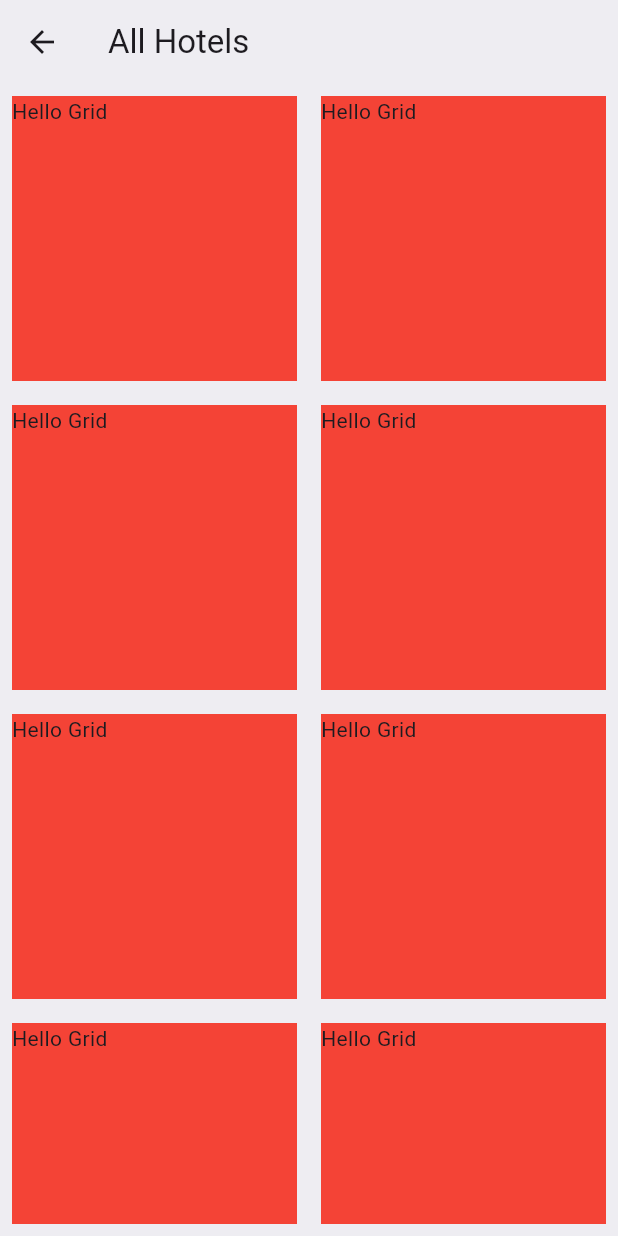
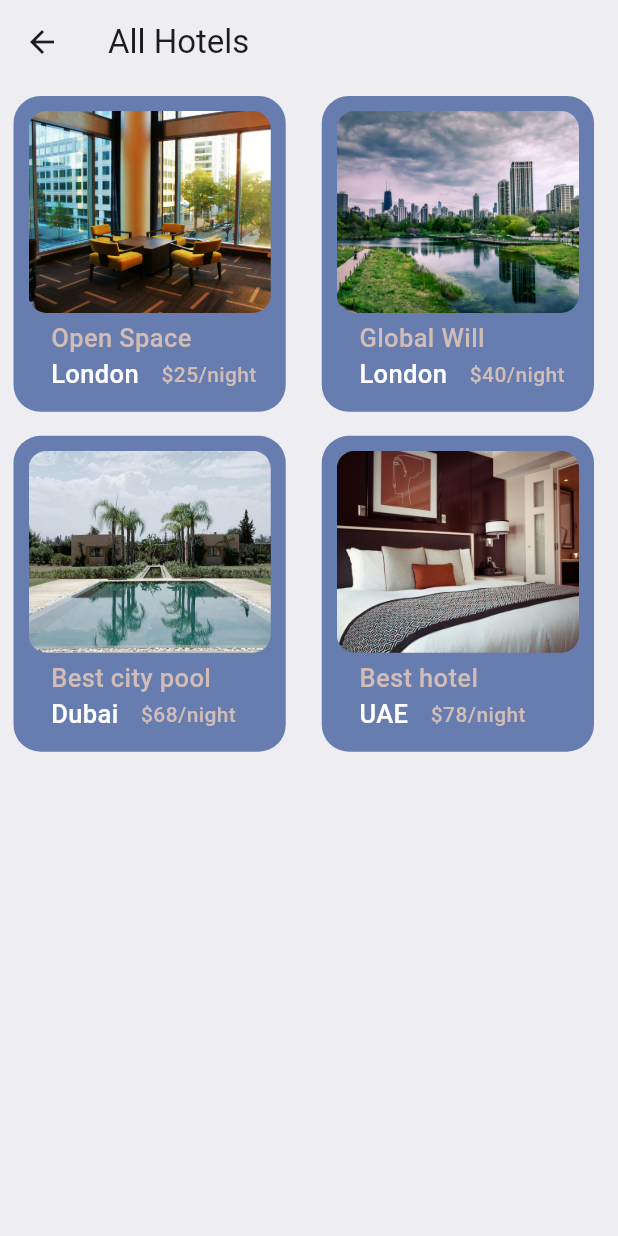
Before and after one commit to loixrang/ticket_app, a Flutter app: the AllHotels screen opened by its route, on a phone screen of 412 x 824 dp. Run offline on Flutter 3.47's test engine with Material 3 defaults, Android fonts, the phone set to English and light mode, and no system bars; our stand-ins replace fluentui_icons; missing offline and left inert: barcode_widgets.

Commit message:
done making the hotel "view all page" active

```diff
--- a/lib/main.dart
+++ b/lib/main.dart
@@ -19,8 +19,8 @@ class MyApp extends StatelessWidget {
       routes: {
         AppRoutes.homePage: (context) => const BottomNavBar(),
         AppRoutes.allTickets: (context) => const AllTickets(),
-        AppRoutes.ticketScreen: (context)=> const TicketScreen(),
-        AppRoutes.allHotels: (context)=> const AllHotels(),
+        AppRoutes.ticketScreen: (context) => const TicketScreen(),
+        AppRoutes.allHotels: (context) => const AllHotels(),
       },
     );
   }
--- a/lib/screens/home/home_screen.dart
+++ b/lib/screens/home/home_screen.dart
@@ -89,7 +89,6 @@ class HomeScreen extends StatelessWidget {
                   smallText: 'View all',
                   func: () {
                     Navigator.pushNamed(context, AppRoutes.allHotels);
-                    print('Im working');
                   },
                 ),
                 const SizedBox(height: 20),
--- a/lib/screens/home/widgets/all_hotels.dart
+++ b/lib/screens/home/widgets/all_hotels.dart
@@ -1,5 +1,6 @@
 import 'package:flutter/material.dart';
 import 'package:ticket_app/base/res/styles/app_styles.dart';
+import 'package:ticket_app/base/res/utils/app_json.dart';
 
 class AllHotels extends StatelessWidget {
   const AllHotels({super.key});
@@ -12,24 +13,90 @@ class AllHotels extends StatelessWidget {
         title: const Text("All Hotels"),
         backgroundColor: AppStyles.bgColor,
       ),
-      body: Padding(
+      body: Container(
+        margin: const EdgeInsets.only(left: 1),
+        child: Padding(
           padding: const EdgeInsets.all(8.0),
           child: GridView.builder(
             gridDelegate: const SliverGridDelegateWithFixedCrossAxisCount(
               crossAxisCount: 2,
               crossAxisSpacing: 16.0,
               mainAxisSpacing: 16.0,
-            childAspectRatio: 1.0,
+              childAspectRatio: 0.9,
             ),
-          itemCount: 10,
+            itemCount: hotelList.length,
             itemBuilder: (context, index) {
-            return Container(
-              color: Colors.red,
-              child: const Text('Hello Grid'),
-            );
+              var singleHotel = hotelList[index];
+              return HotelGridView(hotel: singleHotel);
             },
+          ),
         ),
       ),
     );
   }
 }
+
+class HotelGridView extends StatelessWidget {
+  final Map<String, dynamic> hotel;
+  const HotelGridView({super.key, required this.hotel});
+
+  @override
+  Widget build(BuildContext context) {
+    return Container(
+      padding: const EdgeInsets.all(10),
+      height: 350,
+      margin: const EdgeInsets.only(right: 8),
+      decoration: BoxDecoration(
+          color: AppStyles.primaryColor,
+          borderRadius: BorderRadius.circular(18)),
+      child: Column(
+        crossAxisAlignment: CrossAxisAlignment.start,
+        children: [
+          AspectRatio(
+            aspectRatio: 1.2,
+            child: Container(
+              decoration: BoxDecoration(
+                color: AppStyles.primaryColor,
+                borderRadius: BorderRadius.circular(12),
+                image: DecorationImage(
+                  fit: BoxFit.cover,
+                  image: AssetImage("assets/images/${hotel["image"]}"),
+                ),
+              ),
+            ),
+          ),
+          const SizedBox(
+            height: 5,
+          ),
+          Padding(
+            padding: const EdgeInsets.only(left: 15),
+            child: Text(
+              hotel['place'],
+              style:
+                  AppStyles.headLineStyle3.copyWith(color: AppStyles.kakiColor),
+            ),
+          ),
+          Row(
+            children: [
+              Padding(
+                padding: const EdgeInsets.only(left: 15),
+                child: Text(
+                  hotel['destination'],
+                  style: AppStyles.headLineStyle3.copyWith(color: Colors.white),
+                ),
+              ),
+              Padding(
+                padding: const EdgeInsets.only(left: 15),
+                child: Text(
+                  '\$${hotel['price']}/night',
+                  style: AppStyles.headLineStyle4
+                      .copyWith(color: AppStyles.kakiColor),
+                ),
+              ),
+            ],
+          ),
+        ],
+      ),
+    );
+  }
+}
--- a/lib/screens/ticket/ticket_screen.dart
+++ b/lib/screens/ticket/ticket_screen.dart
@@ -17,13 +17,15 @@ class TicketScreen extends StatefulWidget {
 }
 
 class _TicketScreenState extends State<TicketScreen> {
-  late int ticketIndex;
+  late int ticketIndex = 0;
 
   @override
   void didChangeDependencies() {
-    var args = ModalRoute.of(context)!.settings.arguments as Map;
-    ticketIndex = args["index"];
-    super.didChangeDependencies();
+    if (ModalRoute.of(context)!.settings.arguments != null) {
+      var args = ModalRoute.of(context)!.settings.arguments as Map;
+      ticketIndex = args["index"];
+      super.didChangeDependencies();
+    }
   }
 
   @override
@@ -39,13 +41,6 @@ class _TicketScreenState extends State<TicketScreen> {
           ListView(
             padding: const EdgeInsets.symmetric(horizontal: 20, vertical: 5),
             children: [
-              /*Text(
-                'Tickets',
-                style: AppStyles.headLineStyle1,
-              ),
-              const SizedBox(
-                height: 20,
-              ),*/
               const AppTicketTabs(
                 firstTab: 'Upcoming',
                 secondTab: 'Previous',
```
Lines whose indentation alone changed are shown as unchanged.
